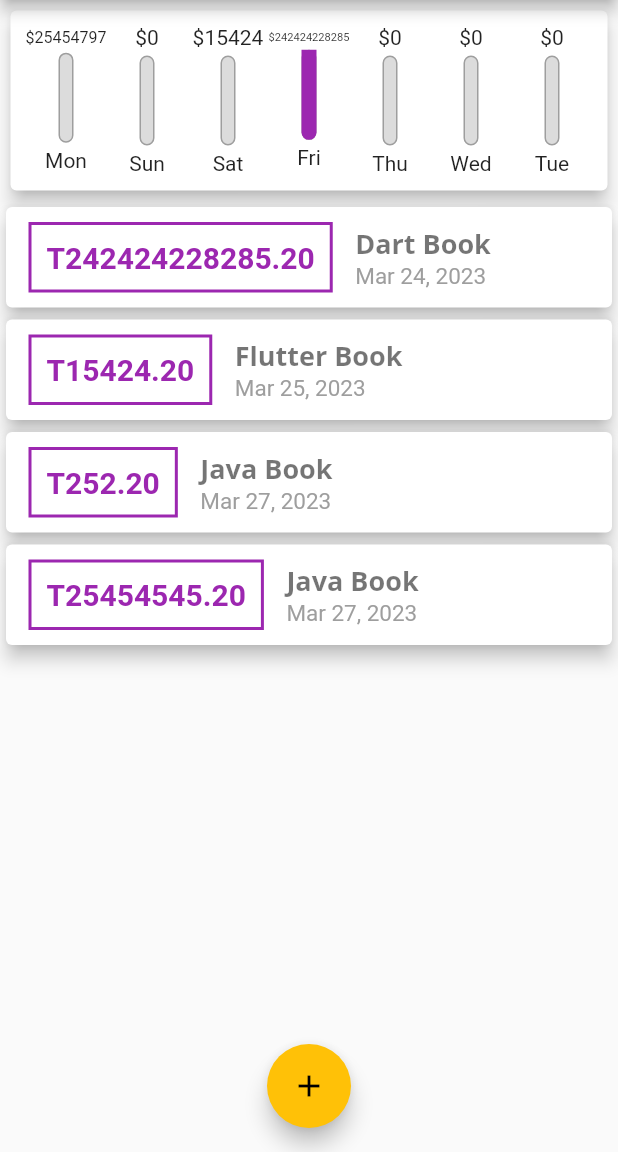
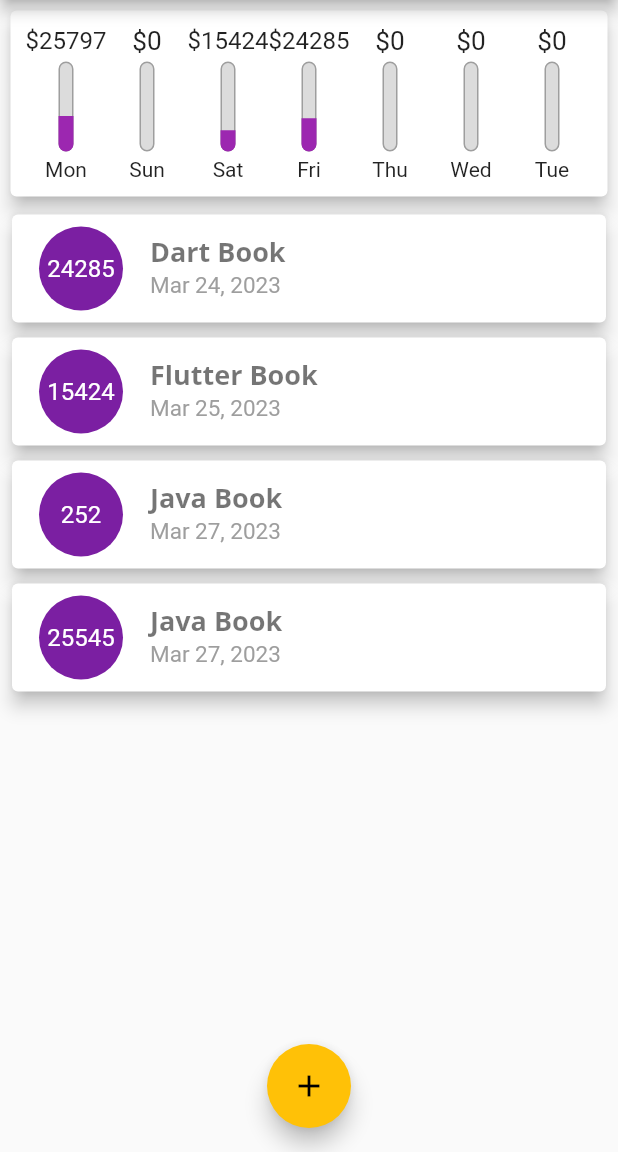
Before and after one commit to pd28CSE/flutter_personal_expenses, a Flutter app: the screen it shows after launch, on a phone screen of 412 x 824 dp, the part 84-1236 px from its top. Run offline on Flutter 3.47's test engine with Material 2 defaults, Android fonts, the phone set to English and light mode, and no system bars.

Commit message:
add List Item as ListTile

```diff
--- a/lib/main.dart
+++ b/lib/main.dart
@@ -78,7 +78,7 @@ class _MyHomePageState extends State<MyHomePage> {
     Transaction(
       id: 'p2',
       title: 'Dart Book',
-      price: 242424228285.2,
+      price: 24285.2,
       dateTime: DateTime.now().subtract(const Duration(days: 3)),
     ),
     Transaction(
@@ -96,7 +96,7 @@ class _MyHomePageState extends State<MyHomePage> {
     Transaction(
       id: 'p5',
       title: 'Java Book',
-      price: 25454545.2,
+      price: 25545.2,
       dateTime: DateTime.now().subtract(const Duration(hours: 1)),
     ),
   ];
@@ -175,4 +175,4 @@ class _MyHomePageState extends State<MyHomePage> {
 
 
 
-//97 number
+//106 number
--- a/lib/widgets/chart.dart
+++ b/lib/widgets/chart.dart
@@ -11,7 +11,9 @@ class Chart extends StatelessWidget {
   List<Map<String, Object>> get groupTransactions {
     return List.generate(7, (index) {
       final weekDay = DateTime.now().subtract(Duration(days: index));
+
       double totalSum = 0.0;
+
       for (int i = 0; i < recentTransactions.length; i++) {
         if (recentTransactions[i].dateTime.day == weekDay.day &&
             recentTransactions[i].dateTime.month == weekDay.month &&
@@ -19,7 +21,11 @@ class Chart extends StatelessWidget {
           totalSum += recentTransactions[i].price;
         }
       }
-      return {'day': DateFormat.E().format(weekDay), 'amount': totalSum};
+
+      return {
+        'day': DateFormat.E().format(weekDay),
+        'amount': totalSum,
+      };
     });
   }
 
--- a/lib/widgets/chart_bar.dart
+++ b/lib/widgets/chart_bar.dart
@@ -16,8 +16,11 @@ class ChartBar extends StatelessWidget {
   Widget build(BuildContext context) {
     return Column(
       children: <Widget>[
-        FittedBox(
-          child: Text('\$${spendingAmount.toStringAsFixed(0)}'),
+        SizedBox(
+          height: 20,
+          child: FittedBox(
+            child: Text('\$${spendingAmount.toStringAsFixed(0)}'),
+          ),
         ),
         const SizedBox(
           height: 4,
--- a/lib/widgets/transaction_list.dart
+++ b/lib/widgets/transaction_list.dart
@@ -10,7 +10,7 @@ class TransactionList extends StatelessWidget {
 
   @override
   Widget build(BuildContext context) {
-    return Container(
+    return SizedBox(
       height: 365,
       child: transactions.isEmpty == true
           ? Column(
@@ -22,7 +22,7 @@ class TransactionList extends StatelessWidget {
                 const SizedBox(
                   height: 20,
                 ),
-                Container(
+                SizedBox(
                   height: 200,
                   child: Image.asset(
                     'assets/images/waiting.png',
@@ -33,68 +33,98 @@ class TransactionList extends StatelessWidget {
             )
           : ListView.builder(
               itemCount: transactions.length,
-              itemBuilder: (cntxt, index) => TransactionItem(
-                item: transactions[index],
+              itemBuilder: (cntxt, index) => Card(
+                margin: const EdgeInsets.symmetric(
+                  vertical: 5,
+                  horizontal: 8,
+                ),
+                elevation: 5,
+                child: ListTile(
+                  leading: CircleAvatar(
+                    radius: 30,
+                    child: Padding(
+                      padding: const EdgeInsets.all(5.0),
+                      child: FittedBox(
+                        child: Text(
+                          transactions[index].price.toStringAsFixed(0),
+                        ),
+                      ),
+                    ),
+                  ),
+                  title: Text(
+                    transactions[index].title,
+                    style: Theme.of(context).textTheme.displayMedium,
+                  ),
+                  subtitle: Text(
+                    DateFormat.yMMMd().format(transactions[index].dateTime),
+                    style: const TextStyle(
+                      fontSize: 15,
+                      color: Colors.grey,
+                    ),
+                  ),
+                ),
               ),
             ),
     );
   }
 }
 
-class TransactionItem extends StatelessWidget {
-  final Transaction item;
-  const TransactionItem({
-    required this.item,
-    super.key,
-  });
 
-  @override
-  Widget build(BuildContext context) {
-    return Card(
-      elevation: 5,
-      child: Row(
-        children: <Widget>[
-          Container(
-            margin: const EdgeInsets.symmetric(
-              vertical: 10.0,
-              horizontal: 15.0,
-            ),
-            padding: const EdgeInsets.all(10.0),
-            decoration: BoxDecoration(
-              // shape: BoxShape.circle,
-              border: Border.all(
-                color: Theme.of(context).primaryColor,
-                width: 2,
-              ),
-            ),
-            child: Text(
-              'T${item.price.toStringAsFixed(2)}',
-              style: const TextStyle(
-                fontSize: 20,
-                fontWeight: FontWeight.bold,
-                color: Colors.purple,
-              ),
-            ),
-          ),
-          Column(
-            mainAxisAlignment: MainAxisAlignment.spaceBetween,
-            crossAxisAlignment: CrossAxisAlignment.start,
-            children: <Widget>[
-              Text(
-                item.title,
-                style: Theme.of(context).textTheme.displayMedium,
-              ),
-              Text(
-                DateFormat.yMMMd().format(item.dateTime),
-                style: const TextStyle(
-                  fontSize: 15,
-                  color: Colors.grey,
-                ),
-              )
-            ],
-          )
-        ],
-      ),
-    );
-  }
-}
+// // custom ListTile()
+// class TransactionItem extends StatelessWidget {
+//   final Transaction item;
+//   const TransactionItem({
+//     required this.item,
+//     super.key,
+//   });
+
+//   @override
+//   Widget build(BuildContext context) {
+//     return Card(
+//       elevation: 5,
+//       child: Row(
+//         children: <Widget>[
+//           Container(
+//             margin: const EdgeInsets.symmetric(
+//               vertical: 10.0,
+//               horizontal: 15.0,
+//             ),
+//             padding: const EdgeInsets.all(10.0),
+//             decoration: BoxDecoration(
+//               // shape: BoxShape.circle,
+//               border: Border.all(
+//                 color: Theme.of(context).primaryColor,
+//                 width: 2,
+//               ),
+//             ),
+//             child: Text(
+//               'T${item.price.toStringAsFixed(2)}',
+//               style: const TextStyle(
+//                 fontSize: 20,
+//                 fontWeight: FontWeight.bold,
+//                 color: Colors.purple,
+//               ),
+//             ),
+//           ),
+//           Column(
+//             mainAxisAlignment: MainAxisAlignment.spaceBetween,
+//             crossAxisAlignment: CrossAxisAlignment.start,
+//             children: <Widget>[
+//               Text(
+//                 item.title,
+//                 style: Theme.of(context).textTheme.displayMedium,
+//               ),
+//               Text(
+//                 DateFormat.yMMMd().format(item.dateTime),
+//                 style: const TextStyle(
+//                   fontSize: 15,
+//                   color: Colors.grey,
+//                 ),
+//               )
+//             ],
+//           )
+//         ],
+//       ),
+//     );
+//   }
+// }
```
